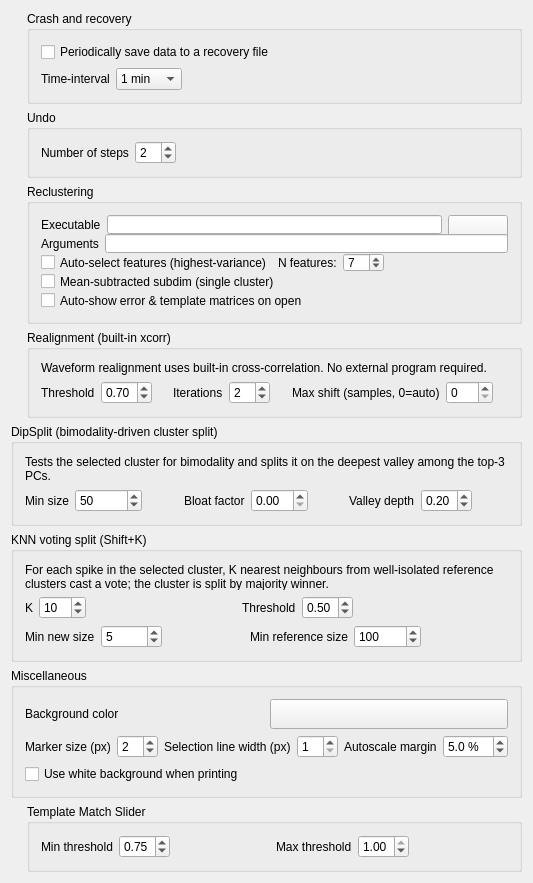
Before: the Qt Designer form src/klusters/src/prefgenerallayout.ui in Gravios/neurosuite-3, drawn with Qt 5.
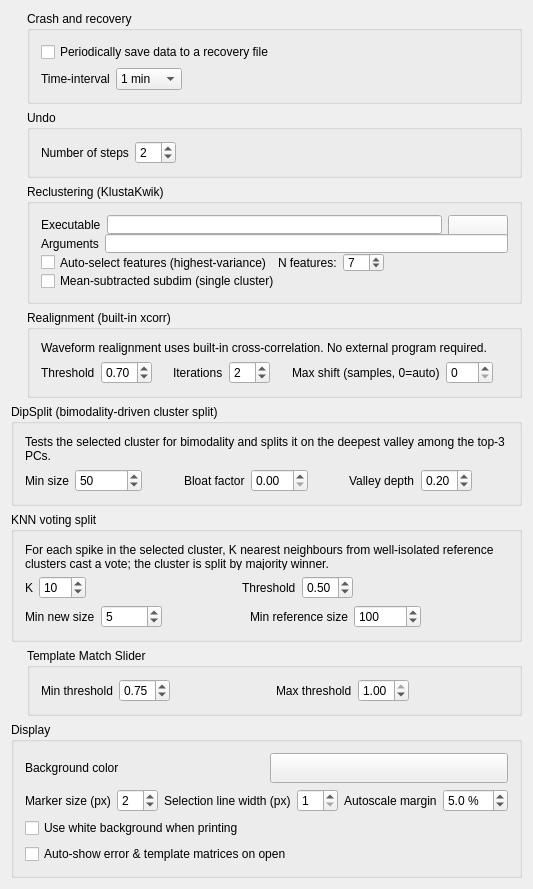
After: the same form once the commit is applied. Custom widgets are drawn as their Qt base class.

Commit message: refactor(klusters): organize the Preferences → General page

```diff
--- a/src/klusters/src/prefgenerallayout.ui
+++ b/src/klusters/src/prefgenerallayout.ui
@@ -275,11 +275,11 @@
        <property name="maximumSize">
         <size>
          <width>32767</width>
-         <height>140</height>
+         <height>120</height>
         </size>
        </property>
        <property name="title">
-        <string>Reclustering</string>
+        <string>Reclustering (KlustaKwik)</string>
        </property>
        <layout class="QGridLayout" name="gridLayout_2">
         <item row="0" column="0">
@@ -431,37 +431,6 @@
             </item>
            </layout>
           </item>
-          <item>
-           <!-- patch79: auto-show error & template matrices on document open -->
-           <layout class="QHBoxLayout">
-            <item>
-             <widget class="QCheckBox" name="autoShowMatricesOnOpenCheckBox">
-              <property name="text">
-               <string>Auto-show error &amp;&amp; template matrices on open</string>
-              </property>
-              <property name="toolTip">
-               <string>When checked, opening a document automatically creates a Grouping Assistant Display with both the Error Matrix and Template Matrix docks, then triggers an Update Error Matrix to populate them.  Saves the user from manually doing this on every document open.  Combines with the global window-geometry restore (already saved on close) to give a consistent layout across sessions.</string>
-              </property>
-             </widget>
-            </item>
-            <item>
-             <spacer name="spacer_automx">
-              <property name="orientation">
-               <enum>Qt::Horizontal</enum>
-              </property>
-              <property name="sizeType">
-               <enum>QSizePolicy::Expanding</enum>
-              </property>
-              <property name="sizeHint" stdset="0">
-               <size>
-                <width>40</width>
-                <height>20</height>
-               </size>
-              </property>
-             </spacer>
-            </item>
-           </layout>
-          </item>
          </layout>
         </item>
        </layout>
@@ -773,7 +742,7 @@
       </size>
      </property>
      <property name="title">
-      <string>KNN voting split (Shift+K)</string>
+      <string>KNN voting split</string>
      </property>
      <layout class="QGridLayout" name="gridLayout_knn">
       <item row="0" column="0" colspan="2">
@@ -904,7 +873,7 @@
     </widget>
    </item>
    
-   <item row="6" column="0">
+   <item row="7" column="0">
     <widget class="QGroupBox" name="groupBox3">
      <property name="sizePolicy">
       <sizepolicy hsizetype="Preferred" vsizetype="Fixed">
@@ -913,7 +882,7 @@
       </sizepolicy>
      </property>
      <property name="title">
-      <string>Miscellaneous</string>
+      <string>Display</string>
      </property>
      <layout class="QGridLayout" name="gridLayout_1">
       <item row="0" column="0">
@@ -1095,11 +1064,22 @@
         </property>
        </widget>
       </item>
+      <item row="3" column="0">
+       <!-- patch79 (moved from Reclustering group): auto-show error & template matrices on document open -->
+       <widget class="QCheckBox" name="autoShowMatricesOnOpenCheckBox">
+        <property name="text">
+         <string>Auto-show error &amp;&amp; template matrices on open</string>
+        </property>
+        <property name="toolTip">
+         <string>When checked, opening a document automatically creates a Grouping Assistant Display with both the Error Matrix and Template Matrix docks, then triggers an Update Error Matrix to populate them.  Saves the user from manually doing this on every document open.  Combines with the global window-geometry restore (already saved on close) to give a consistent layout across sessions.</string>
+        </property>
+       </widget>
+      </item>
      </layout>
     </widget>
    </item>
    
-   <item row="7" column="0">
+   <item row="6" column="0">
     <layout class="QHBoxLayout">
      <item>
       <spacer name="spacer17_4">
```
Left out of the diff: 6 changed lines with no effect on the pictures.
